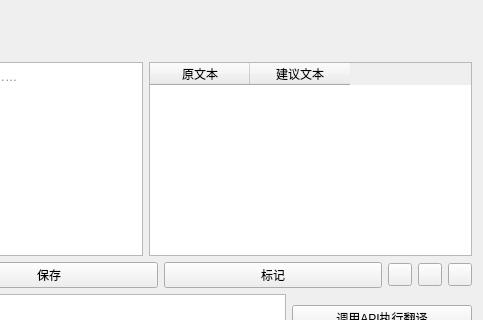
The window that widget/TranslateToolPage.ui (mangofanfan/FanTools) describes before a commit, drawn with Qt 5; both pictures show x 520 to 1003 and y 0 to 320 of the 1003 by 477 pixel window.
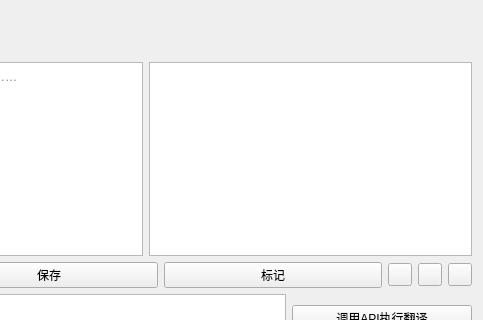
The same window after the commit. Custom widgets are drawn as their Qt base class.

Diff of the .ui file:
```diff
--- a/widget/TranslateToolPage.ui
+++ b/widget/TranslateToolPage.ui
@@ -71,16 +71,6 @@
        <property name="showGrid">
         <bool>false</bool>
        </property>
-       <column>
-        <property name="text">
-         <string>原文本</string>
-        </property>
-       </column>
-       <column>
-        <property name="text">
-         <string>建议文本</string>
-        </property>
-       </column>
       </widget>
      </item>
     </layout>
```
